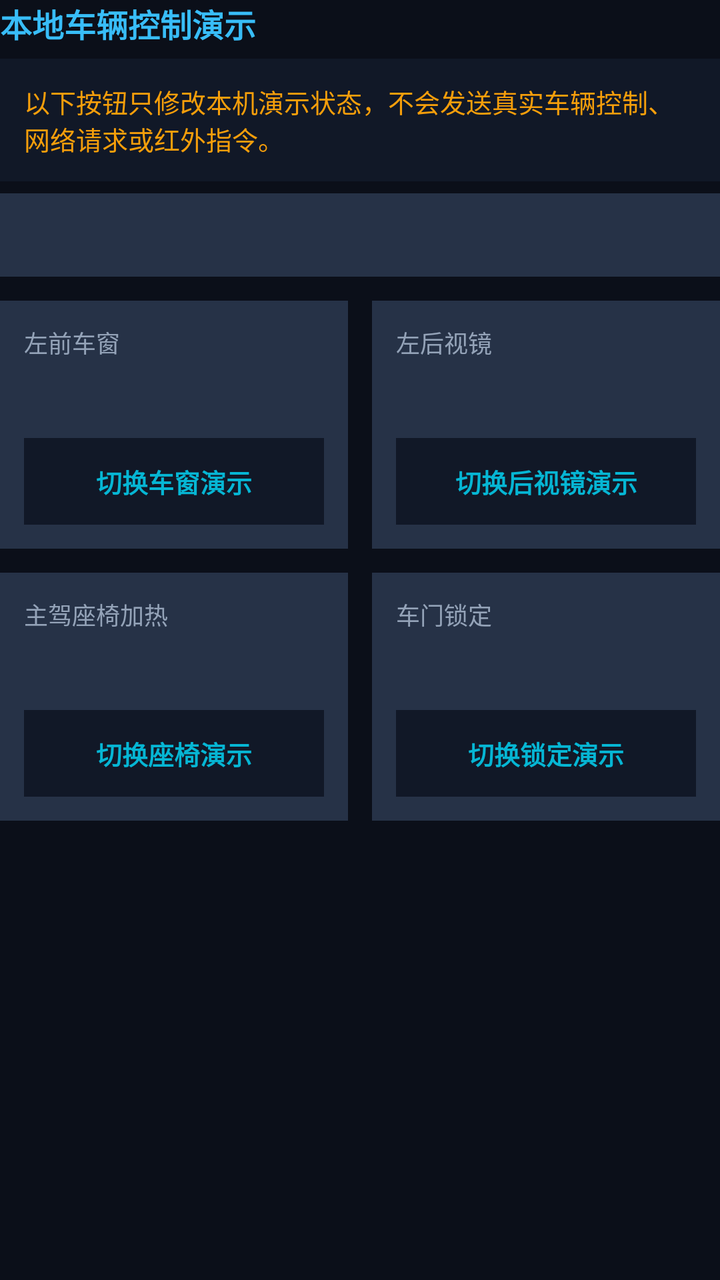
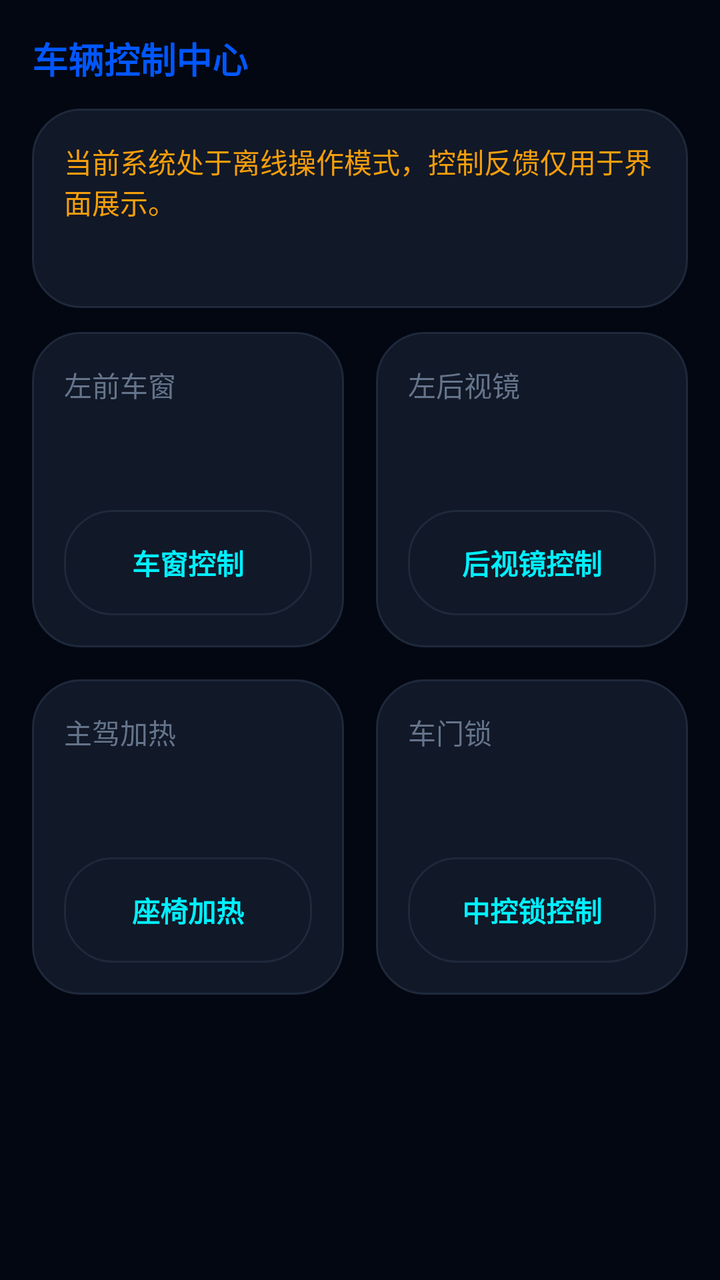

Screens rendered from an Android XML layout before and after an edit, with the pre-edit source and the edit as a unified diff.
<!-- AndroidManifest.xml: application theme Theme.VehiclemountedSystem -->
<!-- res/layout/page_control.xml -->
<?xml version="1.0" encoding="utf-8"?>
<ScrollView xmlns:android="http://schemas.android.com/apk/res/android"
    android:id="@+id/pageControlRoot"
    android:layout_width="match_parent"
    android:layout_height="match_parent"
    android:fillViewport="true">

    <LinearLayout
        android:layout_width="match_parent"
        android:layout_height="wrap_content"
        android:orientation="vertical">

        <TextView
            android:id="@+id/controlPageTitle"
            android:layout_width="wrap_content"
            android:layout_height="wrap_content"
            android:text="@string/page_control_badge"
            android:textColor="@color/accent_blue"
            android:textSize="@dimen/page_title_text_size"
            android:textStyle="bold" />

        <TextView
            android:id="@+id/controlDemoNotice"
            android:layout_width="match_parent"
            android:layout_height="wrap_content"
            android:layout_marginTop="@dimen/page_micro_gap"
            android:background="@color/card_panel_alt_bg"
            android:padding="@dimen/page_card_padding"
            android:text="@string/control_demo_notice"
            android:textColor="@color/accent_amber"
            android:textSize="@dimen/page_status_text_size" />

        <TextView
            android:id="@+id/controlDemoSummary"
            android:layout_width="match_parent"
            android:layout_height="wrap_content"
            android:layout_marginTop="@dimen/page_micro_gap"
            android:background="@color/card_panel_bg"
            android:padding="@dimen/page_card_padding"
            android:textColor="@color/accent_cyan"
            android:textSize="@dimen/page_status_text_size"
            android:textStyle="bold" />

        <LinearLayout
            android:layout_width="match_parent"
            android:layout_height="wrap_content"
            android:layout_marginTop="@dimen/page_section_gap"
            android:orientation="horizontal">

            <LinearLayout
                android:layout_width="0dp"
                android:layout_height="wrap_content"
                android:layout_marginEnd="@dimen/page_card_gap"
                android:layout_weight="1"
                android:background="@color/card_panel_bg"
                android:orientation="vertical"
                android:padding="@dimen/page_card_padding">

                <TextView
                    android:layout_width="wrap_content"
                    android:layout_height="wrap_content"
                    android:text="@string/control_window_label"
                    android:textColor="@color/text_secondary"
                    android:textSize="@dimen/page_label_text_size" />

                <TextView
                    android:id="@+id/windowFrontLeftState"
                    android:layout_width="wrap_content"
                    android:layout_height="wrap_content"
                    android:layout_marginTop="@dimen/page_micro_gap"
                    android:textColor="@color/text_primary"
                    android:textSize="@dimen/page_value_text_size"
                    android:textStyle="bold" />

                <TextView
                    android:id="@+id/windowFrontLeftAction"
                    android:layout_width="match_parent"
                    android:layout_height="wrap_content"
                    android:layout_marginTop="@dimen/page_micro_gap"
                    android:background="@color/card_panel_alt_bg"
                    android:clickable="true"
                    android:focusable="true"
                    android:gravity="center"
                    android:padding="@dimen/page_card_padding"
                    android:text="@string/control_window_action"
                    android:textColor="@color/accent_cyan"
                    android:textSize="@dimen/page_status_text_size"
                    android:textStyle="bold" />
            </LinearLayout>

            <LinearLayout
                android:layout_width="0dp"
                android:layout_height="wrap_content"
                android:layout_weight="1"
                android:background="@color/card_panel_bg"
                android:orientation="vertical"
                android:padding="@dimen/page_card_padding">

                <TextView
                    android:layout_width="wrap_content"
                    android:layout_height="wrap_content"
                    android:text="@string/control_mirror_label"
                    android:textColor="@color/text_secondary"
                    android:textSize="@dimen/page_label_text_size" />

                <TextView
                    android:id="@+id/mirrorLeftState"
                    android:layout_width="wrap_content"
                    android:layout_height="wrap_content"
                    android:layout_marginTop="@dimen/page_micro_gap"
                    android:textColor="@color/text_primary"
                    android:textSize="@dimen/page_value_text_size"
                    android:textStyle="bold" />

                <TextView
                    android:id="@+id/mirrorLeftAction"
                    android:layout_width="match_parent"
                    android:layout_height="wrap_content"
                    android:layout_marginTop="@dimen/page_micro_gap"
                    android:background="@color/card_panel_alt_bg"
                    android:clickable="true"
                    android:focusable="true"
                    android:gravity="center"
                    android:padding="@dimen/page_card_padding"
                    android:text="@string/control_mirror_action"
                    android:textColor="@color/accent_cyan"
                    android:textSize="@dimen/page_status_text_size"
                    android:textStyle="bold" />
            </LinearLayout>
        </LinearLayout>

        <LinearLayout
            android:layout_width="match_parent"
            android:layout_height="wrap_content"
            android:layout_marginTop="@dimen/page_card_gap"
            android:orientation="horizontal">

            <LinearLayout
                android:layout_width="0dp"
                android:layout_height="wrap_content"
                android:layout_marginEnd="@dimen/page_card_gap"
                android:layout_weight="1"
                android:background="@color/card_panel_bg"
                android:orientation="vertical"
                android:padding="@dimen/page_card_padding">

                <TextView
                    android:layout_width="wrap_content"
                    android:layout_height="wrap_content"
                    android:text="@string/control_seat_heat_label"
                    android:textColor="@color/text_secondary"
                    android:textSize="@dimen/page_label_text_size" />

                <TextView
                    android:id="@+id/seatHeatState"
                    android:layout_width="wrap_content"
                    android:layout_height="wrap_content"
                    android:layout_marginTop="@dimen/page_micro_gap"
                    android:textColor="@color/text_primary"
                    android:textSize="@dimen/page_value_text_size"
                    android:textStyle="bold" />

                <TextView
                    android:id="@+id/seatHeatAction"
                    android:layout_width="match_parent"
                    android:layout_height="wrap_content"
                    android:layout_marginTop="@dimen/page_micro_gap"
                    android:background="@color/card_panel_alt_bg"
                    android:clickable="true"
                    android:focusable="true"
                    android:gravity="center"
                    android:padding="@dimen/page_card_padding"
                    android:text="@string/control_seat_heat_action"
                    android:textColor="@color/accent_cyan"
                    android:textSize="@dimen/page_status_text_size"
                    android:textStyle="bold" />
            </LinearLayout>

            <LinearLayout
                android:layout_width="0dp"
                android:layout_height="wrap_content"
                android:layout_weight="1"
                android:background="@color/card_panel_bg"
                android:orientation="vertical"
                android:padding="@dimen/page_card_padding">

                <TextView
                    android:layout_width="wrap_content"
                    android:layout_height="wrap_content"
                    android:text="@string/control_lock_label"
                    android:textColor="@color/text_secondary"
                    android:textSize="@dimen/page_label_text_size" />

                <TextView
                    android:id="@+id/lockDemoState"
                    android:layout_width="wrap_content"
                    android:layout_height="wrap_content"
                    android:layout_marginTop="@dimen/page_micro_gap"
                    android:textColor="@color/text_primary"
                    android:textSize="@dimen/page_value_text_size"
                    android:textStyle="bold" />

                <TextView
                    android:id="@+id/lockDemoAction"
                    android:layout_width="match_parent"
                    android:layout_height="wrap_content"
                    android:layout_marginTop="@dimen/page_micro_gap"
                    android:background="@color/card_panel_alt_bg"
                    android:clickable="true"
                    android:focusable="true"
                    android:gravity="center"
                    android:padding="@dimen/page_card_padding"
                    android:text="@string/control_lock_action"
                    android:textColor="@color/accent_cyan"
                    android:textSize="@dimen/page_status_text_size"
                    android:textStyle="bold" />
            </LinearLayout>
        </LinearLayout>
    </LinearLayout>
</ScrollView>
<!-- resources referenced by this layout -->
<resources>
  <color name="accent_amber">#F59E0B</color>
  <color name="accent_blue">#38BDF8</color>
  <color name="accent_cyan">#06B6D4</color>
  <color name="card_panel_alt_bg">#111827</color>
  <color name="card_panel_bg">#263247</color>
  <color name="text_primary">#F8FAFC</color>
  <color name="text_secondary">#94A3B8</color>
  <dimen name="page_card_gap">12dp</dimen>
  <dimen name="page_card_padding">12dp</dimen>
  <dimen name="page_label_text_size">12sp</dimen>
  <dimen name="page_micro_gap">6dp</dimen>
  <dimen name="page_section_gap">12dp</dimen>
  <dimen name="page_status_text_size">13sp</dimen>
  <dimen name="page_title_text_size">16sp</dimen>
  <dimen name="page_value_text_size">20sp</dimen>
  <string name="control_demo_notice">以下按钮只修改本机演示状态，不会发送真实车辆控制、网络请求或红外指令。</string>
  <string name="control_lock_action">切换锁定演示</string>
  <string name="control_lock_label">车门锁定</string>
  <string name="control_mirror_action">切换后视镜演示</string>
  <string name="control_mirror_label">左后视镜</string>
  <string name="control_seat_heat_action">切换座椅演示</string>
  <string name="control_seat_heat_label">主驾座椅加热</string>
  <string name="control_window_action">切换车窗演示</string>
  <string name="control_window_label">左前车窗</string>
  <string name="page_control_badge">本地车辆控制演示</string>
  <style name="Theme.VehiclemountedSystem" parent="Base.Theme.VehiclemountedSystem" />
  <style name="Base.Theme.VehiclemountedSystem" parent="Theme.Material3.DayNight.NoActionBar">
          
          <item name="android:windowBackground">@color/bg_dark</item>
          <item name="colorPrimary">@color/accent_cyan</item>
          <item name="colorSecondary">@color/accent_blue</item>
          <item name="android:textColorPrimary">@color/text_primary</item>
          <item name="android:textColorSecondary">@color/text_secondary</item>
      </style>
  <color name="bg_dark">#0B0F19</color>
</resources>

<!-- the commit's change to res/layout/page_control.xml (unified diff, before → after) -->
@@ -3,7 +3,8 @@
     android:id="@+id/pageControlRoot"
     android:layout_width="match_parent"
     android:layout_height="match_parent"
-    android:fillViewport="true">
+    android:fillViewport="true"
+    android:padding="@dimen/page_card_padding">
 
     <LinearLayout
         android:layout_width="match_parent"
@@ -14,133 +15,148 @@
             android:id="@+id/controlPageTitle"
             android:layout_width="wrap_content"
             android:layout_height="wrap_content"
+            android:layout_marginBottom="@dimen/page_section_gap"
             android:text="@string/page_control_badge"
             android:textColor="@color/accent_blue"
             android:textSize="@dimen/page_title_text_size"
             android:textStyle="bold" />
 
-        <TextView
-            android:id="@+id/controlDemoNotice"
-            android:layout_width="match_parent"
-            android:layout_height="wrap_content"
-            android:layout_marginTop="@dimen/page_micro_gap"
-            android:background="@color/card_panel_alt_bg"
-            android:padding="@dimen/page_card_padding"
-            android:text="@string/control_demo_notice"
-            android:textColor="@color/accent_amber"
-            android:textSize="@dimen/page_status_text_size" />
-
-        <TextView
-            android:id="@+id/controlDemoSummary"
-            android:layout_width="match_parent"
-            android:layout_height="wrap_content"
-            android:layout_marginTop="@dimen/page_micro_gap"
-            android:background="@color/card_panel_bg"
-            android:padding="@dimen/page_card_padding"
-            android:textColor="@color/accent_cyan"
-            android:textSize="@dimen/page_status_text_size"
-            android:textStyle="bold" />
-
         <LinearLayout
             android:layout_width="match_parent"
             android:layout_height="wrap_content"
-            android:layout_marginTop="@dimen/page_section_gap"
-            android:orientation="horizontal">
-
-            <LinearLayout
-                android:layout_width="0dp"
+            android:orientation="vertical"
+            android:background="@drawable/bg_card_rounded"
+            android:padding="@dimen/page_card_padding"
+            android:layout_marginBottom="@dimen/page_section_gap">
+
+            <TextView
+                android:id="@+id/controlDemoNotice"
+                android:layout_width="match_parent"
                 android:layout_height="wrap_content"
-                android:layout_marginEnd="@dimen/page_card_gap"
-                android:layout_weight="1"
-                android:background="@color/card_panel_bg"
-                android:orientation="vertical"
-                android:padding="@dimen/page_card_padding">
-
-                <TextView
-                    android:layout_width="wrap_content"
-                    android:layout_height="wrap_content"
-                    android:text="@string/control_window_label"
-                    android:textColor="@color/text_secondary"
-                    android:textSize="@dimen/page_label_text_size" />
-
-                <TextView
-                    android:id="@+id/windowFrontLeftState"
-                    android:layout_width="wrap_content"
-                    android:layout_height="wrap_content"
-                    android:layout_marginTop="@dimen/page_micro_gap"
-                    android:textColor="@color/text_primary"
-                    android:textSize="@dimen/page_value_text_size"
-                    android:textStyle="bold" />
-
-                <TextView
-                    android:id="@+id/windowFrontLeftAction"
-                    android:layout_width="match_parent"
-                    android:layout_height="wrap_content"
-                    android:layout_marginTop="@dimen/page_micro_gap"
-                    android:background="@color/card_panel_alt_bg"
-                    android:clickable="true"
-                    android:focusable="true"
-                    android:gravity="center"
-                    android:padding="@dimen/page_card_padding"
-                    android:text="@string/control_window_action"
-                    android:textColor="@color/accent_cyan"
-                    android:textSize="@dimen/page_status_text_size"
-                    android:textStyle="bold" />
-            </LinearLayout>
-
-            <LinearLayout
-                android:layout_width="0dp"
+                android:text="@string/control_demo_notice"
+                android:textColor="@color/accent_amber"
+                android:textSize="@dimen/page_status_text_size" />
+
+            <TextView
+                android:id="@+id/controlDemoSummary"
+                android:layout_width="match_parent"
                 android:layout_height="wrap_content"
-                android:layout_weight="1"
-                android:background="@color/card_panel_bg"
-                android:orientation="vertical"
-                android:padding="@dimen/page_card_padding">
-
-                <TextView
-                    android:layout_width="wrap_content"
-                    android:layout_height="wrap_content"
-                    android:text="@string/control_mirror_label"
-                    android:textColor="@color/text_secondary"
-                    android:textSize="@dimen/page_label_text_size" />
-
-                <TextView
-                    android:id="@+id/mirrorLeftState"
-                    android:layout_width="wrap_content"
-                    android:layout_height="wrap_content"
-                    android:layout_marginTop="@dimen/page_micro_gap"
-                    android:textColor="@color/text_primary"
-                    android:textSize="@dimen/page_value_text_size"
-                    android:textStyle="bold" />
-
-                <TextView
-                    android:id="@+id/mirrorLeftAction"
-                    android:layout_width="match_parent"
-                    android:layout_height="wrap_content"
-                    android:layout_marginTop="@dimen/page_micro_gap"
-                    android:background="@color/card_panel_alt_bg"
-                    android:clickable="true"
-                    android:focusable="true"
-                    android:gravity="center"
-                    android:padding="@dimen/page_card_padding"
-                    android:text="@string/control_mirror_action"
-                    android:textColor="@color/accent_cyan"
-                    android:textSize="@dimen/page_status_text_size"
-                    android:textStyle="bold" />
-            </LinearLayout>
+                android:layout_marginTop="@dimen/page_micro_gap"
+                android:textColor="@color/accent_cyan"
+                android:textSize="@dimen/page_status_text_size"
+                android:textStyle="bold" />
         </LinearLayout>
 
         <LinearLayout
             android:layout_width="match_parent"
             android:layout_height="wrap_content"
-            android:layout_marginTop="@dimen/page_card_gap"
+            android:layout_marginBottom="@dimen/page_card_gap"
             android:orientation="horizontal">
 
             <LinearLayout
                 android:layout_width="0dp"
-                android:layout_height="wrap_content"
+                android:layout_height="match_parent"
                 android:layout_marginEnd="@dimen/page_card_gap"
                 android:layout_weight="1"
-                android:background="@color/card_panel_bg"
+                android:background="@drawable/bg_card_rounded"
+                android:orientation="vertical"
+                android:padding="@dimen/page_card_padding">
+
+                <TextView
+                    android:layout_width="wrap_content"
+                    android:layout_height="wrap_content"
+                    android:text="@string/control_window_label"
+                    android:textColor="@color/text_secondary"
+                    android:textSize="@dimen/page_label_text_size" />
+
+                <TextView
+                    android:id="@+id/windowFrontLeftState"
+                    android:layout_width="wrap_content"
+                    android:layout_height="wrap_content"
+                    android:layout_marginTop="@dimen/page_micro_gap"
+                    android:textColor="@color/text_primary"
+                    android:textSize="@dimen/page_value_text_size"
+                    android:textStyle="bold" />
+
+                <Space
+                    android:layout_width="match_parent"
+                    android:layout_height="0dp"
+                    android:layout_weight="1" />
+
+                <TextView
+                    android:id="@+id/windowFrontLeftAction"
+                    android:layout_width="match_parent"
+                    android:layout_height="wrap_content"
+                    android:layout_marginTop="@dimen/page_section_gap"
+                    android:background="@drawable/bg_card_rounded"
+                    android:clickable="true"
+                    android:focusable="true"
+                    android:gravity="center"
+                    android:padding="16dp"
+                    android:text="@string/control_window_action"
+                    android:textColor="@color/accent_cyan"
+                    android:textSize="@dimen/page_status_text_size"
+                    android:textStyle="bold" />
+            </LinearLayout>
+
+            <LinearLayout
+                android:layout_width="0dp"
+                android:layout_height="match_parent"
+                android:layout_weight="1"
+                android:background="@drawable/bg_card_rounded"
+                android:orientation="vertical"
+                android:padding="@dimen/page_card_padding">
+
+                <TextView
+                    android:layout_width="wrap_content"
+                    android:layout_height="wrap_content"
+                    android:text="@string/control_mirror_label"
+                    android:textColor="@color/text_secondary"
+                    android:textSize="@dimen/page_label_text_size" />
+
+                <TextView
+                    android:id="@+id/mirrorLeftState"
+                    android:layout_width="wrap_content"
+                    android:layout_height="wrap_content"
+                    android:layout_marginTop="@dimen/page_micro_gap"
+                    android:textColor="@color/text_primary"
+                    android:textSize="@dimen/page_value_text_size"
+                    android:textStyle="bold" />
+
+                <Space
+                    android:layout_width="match_parent"
+                    android:layout_height="0dp"
+                    android:layout_weight="1" />
+
+                <TextView
+                    android:id="@+id/mirrorLeftAction"
+                    android:layout_width="match_parent"
+                    android:layout_height="wrap_content"
+                    android:layout_marginTop="@dimen/page_section_gap"
+                    android:background="@drawable/bg_card_rounded"
+                    android:clickable="true"
+                    android:focusable="true"
+                    android:gravity="center"
+                    android:padding="16dp"
+                    android:text="@string/control_mirror_action"
+                    android:textColor="@color/accent_cyan"
+                    android:textSize="@dimen/page_status_text_size"
+                    android:textStyle="bold" />
+            </LinearLayout>
+        </LinearLayout>
+
+        <LinearLayout
+            android:layout_width="match_parent"
+            android:layout_height="wrap_content"
+            android:layout_marginBottom="@dimen/page_section_gap"
+            android:orientation="horizontal">
+
+            <LinearLayout
+                android:layout_width="0dp"
+                android:layout_height="match_parent"
+                android:layout_marginEnd="@dimen/page_card_gap"
+                android:layout_weight="1"
+                android:background="@drawable/bg_card_rounded"
                 android:orientation="vertical"
                 android:padding="@dimen/page_card_padding">
 
@@ -160,16 +176,21 @@
                     android:textSize="@dimen/page_value_text_size"
                     android:textStyle="bold" />
 
+                <Space
+                    android:layout_width="match_parent"
+                    android:layout_height="0dp"
+                    android:layout_weight="1" />
+
                 <TextView
                     android:id="@+id/seatHeatAction"
                     android:layout_width="match_parent"
                     android:layout_height="wrap_content"
-                    android:layout_marginTop="@dimen/page_micro_gap"
-                    android:background="@color/card_panel_alt_bg"
-                    android:clickable="true"
-                    android:focusable="true"
-                    android:gravity="center"
-                    android:padding="@dimen/page_card_padding"
+                    android:layout_marginTop="@dimen/page_section_gap"
+                    android:background="@drawable/bg_card_rounded"
+                    android:clickable="true"
+                    android:focusable="true"
+                    android:gravity="center"
+                    android:padding="16dp"
                     android:text="@string/control_seat_heat_action"
                     android:textColor="@color/accent_cyan"
                     android:textSize="@dimen/page_status_text_size"
@@ -178,9 +199,9 @@
 
             <LinearLayout
                 android:layout_width="0dp"
-                android:layout_height="wrap_content"
-                android:layout_weight="1"
-                android:background="@color/card_panel_bg"
+                android:layout_height="match_parent"
+                android:layout_weight="1"
+                android:background="@drawable/bg_card_rounded"
                 android:orientation="vertical"
                 android:padding="@dimen/page_card_padding">
 
@@ -200,16 +221,21 @@
                     android:textSize="@dimen/page_value_text_size"
                     android:textStyle="bold" />
 
+                <Space
+                    android:layout_width="match_parent"
+                    android:layout_height="0dp"
+                    android:layout_weight="1" />
+
                 <TextView
                     android:id="@+id/lockDemoAction"
                     android:layout_width="match_parent"
                     android:layout_height="wrap_content"
-                    android:layout_marginTop="@dimen/page_micro_gap"
-                    android:background="@color/card_panel_alt_bg"
-                    android:clickable="true"
-                    android:focusable="true"
-                    android:gravity="center"
-                    android:padding="@dimen/page_card_padding"
+                    android:layout_marginTop="@dimen/page_section_gap"
+                    android:background="@drawable/bg_card_rounded"
+                    android:clickable="true"
+                    android:focusable="true"
+                    android:gravity="center"
+                    android:padding="16dp"
                     android:text="@string/control_lock_action"
                     android:textColor="@color/accent_cyan"
                     android:textSize="@dimen/page_status_text_size"
<!-- resource entries referenced after the edit -->
@@ -1,31 +1,41 @@
 <!-- resources referenced by this layout -->
 <resources>
   <color name="accent_amber">#F59E0B</color>
-  <color name="accent_blue">#38BDF8</color>
-  <color name="accent_cyan">#06B6D4</color>
-  <color name="card_panel_alt_bg">#111827</color>
-  <color name="card_panel_bg">#263247</color>
+  <color name="accent_blue">#0057FF</color>
+  <color name="accent_cyan">#00F0FF</color>
   <color name="text_primary">#F8FAFC</color>
-  <color name="text_secondary">#94A3B8</color>
-  <dimen name="page_card_gap">12dp</dimen>
-  <dimen name="page_card_padding">12dp</dimen>
-  <dimen name="page_label_text_size">12sp</dimen>
-  <dimen name="page_micro_gap">6dp</dimen>
+  <color name="text_secondary">#64748B</color>
+  <dimen name="page_card_gap">16dp</dimen>
+  <dimen name="page_card_padding">16dp</dimen>
+  <dimen name="page_label_text_size">14sp</dimen>
+  <dimen name="page_micro_gap">8dp</dimen>
   <dimen name="page_section_gap">12dp</dimen>
-  <dimen name="page_status_text_size">13sp</dimen>
-  <dimen name="page_title_text_size">16sp</dimen>
-  <dimen name="page_value_text_size">20sp</dimen>
-  <string name="control_demo_notice">以下按钮只修改本机演示状态，不会发送真实车辆控制、网络请求或红外指令。</string>
-  <string name="control_lock_action">切换锁定演示</string>
-  <string name="control_lock_label">车门锁定</string>
-  <string name="control_mirror_action">切换后视镜演示</string>
+  <dimen name="page_status_text_size">14sp</dimen>
+  <dimen name="page_title_text_size">18sp</dimen>
+  <dimen name="page_value_text_size">24sp</dimen>
+  <!-- drawable bg_card_rounded (drawable) -->
+  <?xml version="1.0" encoding="utf-8"?>
+  <shape xmlns:android="http://schemas.android.com/apk/res/android">
+      <solid android:color="@color/card_bg" />
+      <corners android:radius="@dimen/shell_card_radius" />
+      <stroke 
+          android:width="1dp" 
+          android:color="@color/border_color" />
+  </shape>
+  <string name="control_demo_notice">当前系统处于离线操作模式，控制反馈仅用于界面展示。</string>
+  <string name="control_lock_action">中控锁控制</string>
+  <string name="control_lock_label">车门锁</string>
+  <string name="control_mirror_action">后视镜控制</string>
   <string name="control_mirror_label">左后视镜</string>
-  <string name="control_seat_heat_action">切换座椅演示</string>
-  <string name="control_seat_heat_label">主驾座椅加热</string>
-  <string name="control_window_action">切换车窗演示</string>
+  <string name="control_seat_heat_action">座椅加热</string>
+  <string name="control_seat_heat_label">主驾加热</string>
+  <string name="control_window_action">车窗控制</string>
   <string name="control_window_label">左前车窗</string>
-  <string name="page_control_badge">本地车辆控制演示</string>
+  <string name="page_control_badge">车辆控制中心</string>
   <style name="Theme.VehiclemountedSystem" parent="Base.Theme.VehiclemountedSystem" />
+  <color name="card_bg">#111827</color>
+  <dimen name="shell_card_radius">24dp</dimen>
+  <color name="border_color">#1E293B</color>
   <style name="Base.Theme.VehiclemountedSystem" parent="Theme.Material3.DayNight.NoActionBar">
           
           <item name="android:windowBackground">@color/bg_dark</item>
@@ -34,6 +44,6 @@
           <item name="android:textColorPrimary">@color/text_primary</item>
           <item name="android:textColorSecondary">@color/text_secondary</item>
       </style>
-  <color name="bg_dark">#0B0F19</color>
+  <color name="bg_dark">#030712</color>
 </resources>
 
